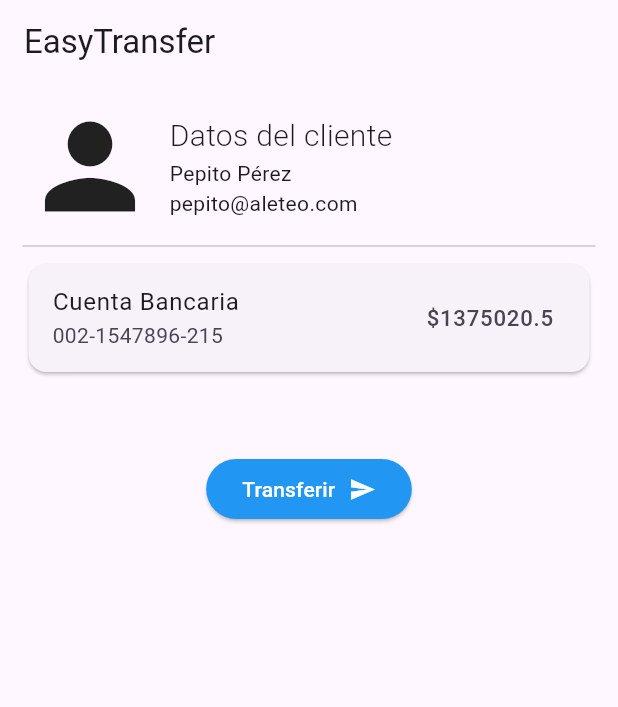
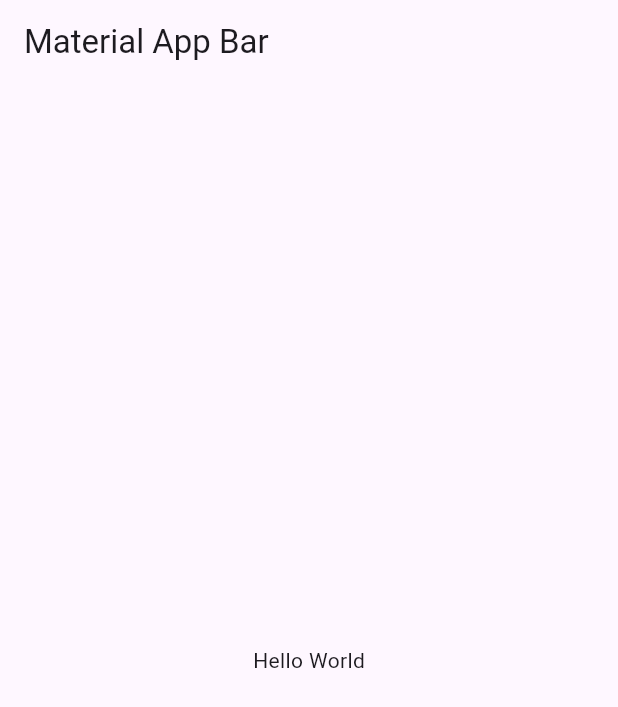
Before and after one commit to JimenaLeyva07/pattern_prototype, a Flutter app: the screen it shows after launch, on a phone screen of 412 x 824 dp. Shown: the top 707 px of the screen. Run offline on Flutter 3.47's test engine with Material 3 defaults, Android fonts, the light colour scheme and no system bars.

Commit message:
Creation of Hello World app

```diff
--- a/lib/controller/transfer_controller.dart
+++ /dev/null
@@ -1,21 +0,0 @@
-import '../models/account_model.dart';
-
-import '../mocks/client_mock.dart';
-
-import '../models/client_model.dart';
-
-class TransferController {
-  static ClientModel client = clientMock;
-  static late AccountModel modifiedAccount;
-
-  static void modifyBalance(AccountModel accountOrigin, double transferAmount) {
-    modifiedAccount = accountOrigin.clone();
-    modifiedAccount.balance = modifiedAccount.balance - transferAmount;
-  }
-
-  static void setCloneToOriginal() {
-    ClientModel modifiedClient = client.clone();
-    modifiedClient.accounts[0] = modifiedAccount;
-    client = modifiedClient;
-  }
-}
--- a/lib/helpers/constants/account_type.dart
+++ /dev/null
@@ -1,5 +0,0 @@
-enum AccountType {
-  ahorro,
-  corriente,
-  plazoFijo,
-}
--- a/lib/main.dart
+++ b/lib/main.dart
@@ -1,20 +1,22 @@
 import 'package:flutter/material.dart';
 
-import 'ui/pages/client_home_page.dart';
+void main() => runApp(const MyApp());
 
-void main() {
-  runApp(const MainApp());
-}
-
-class MainApp extends StatelessWidget {
-  const MainApp({super.key});
+class MyApp extends StatelessWidget {
+  const MyApp({super.key});
 
   @override
   Widget build(BuildContext context) {
     return MaterialApp(
-      debugShowCheckedModeBanner: false,
-      theme: ThemeData(useMaterial3: true),
-      home: const ClientHomePage(),
+      title: 'Material App',
+      home: Scaffold(
+        appBar: AppBar(
+          title: const Text('Material App Bar'),
+        ),
+        body: const Center(
+          child: Text('Hello World'),
+        ),
+      ),
     );
   }
 }
--- a/lib/mocks/client_mock.dart
+++ /dev/null
@@ -1,20 +0,0 @@
-import '../helpers/constants/account_type.dart';
-import '../models/account_model.dart';
-import '../models/client_model.dart';
-
-ClientModel clientMock = ClientModel(
-    name: 'Pepito Pérez',
-    email: 'pepito@aleteo.com',
-    idDoc: '18293049',
-    accounts: [
-      AccountModel(
-        accountNumber: '002-1547896-215',
-        balance: 1375020.50,
-        typeAccount: AccountType.ahorro,
-      ),
-      AccountModel(
-        accountNumber: '002-1547896-215',
-        balance: 1689310.90,
-        typeAccount: AccountType.corriente,
-      ),
-    ]);
--- a/lib/models/account_model.dart
+++ /dev/null
@@ -1,46 +0,0 @@
-import '../helpers/constants/account_type.dart';
-
-import 'bank_protoype.dart';
-
-class AccountModel implements BankPrototype {
-  String accountNumber = '';
-  double balance = 0;
-  AccountType typeAccount = AccountType.ahorro;
-  int? _hashCode;
-
-  AccountModel({
-    String? accountNumber,
-    double? balance,
-    AccountType? typeAccount,
-  }) {
-    this.accountNumber = accountNumber ?? this.accountNumber;
-    this.balance = balance ?? this.balance;
-    this.typeAccount = typeAccount ?? this.typeAccount;
-  }
-
-  AccountModel.clone(AccountModel account) {
-    accountNumber = account.accountNumber;
-    balance = account.balance;
-    typeAccount = account.typeAccount;
-    _hashCode = account.hashCode;
-  }
-
-  @override
-  int get hashCode {
-    if (_hashCode != null) return _hashCode!;
-    _hashCode = DateTime.now().millisecondsSinceEpoch;
-    return _hashCode!;
-  }
-
-  @override
-  bool operator ==(Object other) {
-    return other is AccountModel &&
-        other.runtimeType == runtimeType &&
-        other.hashCode == hashCode;
-  }
-
-  @override
-  AccountModel clone() {
-    return AccountModel.clone(this);
-  }
-}
--- a/lib/models/bank_protoype.dart
+++ /dev/null
@@ -1,3 +0,0 @@
-abstract class BankPrototype {
-  BankPrototype clone();
-}
--- a/lib/models/client_model.dart
+++ /dev/null
@@ -1,50 +0,0 @@
-import 'account_model.dart';
-import 'bank_protoype.dart';
-
-class ClientModel implements BankPrototype {
-  String name = '';
-  String email = '';
-  String idDoc = '';
-  List<AccountModel> accounts = [];
-
-  int? _hashCode;
-
-  ClientModel({
-    String? name,
-    String? email,
-    String? idDoc,
-    List<AccountModel>? accounts,
-  }) {
-    this.name = name ?? this.name;
-    this.email = email ?? this.email;
-    this.idDoc = idDoc ?? this.idDoc;
-    this.accounts = accounts ?? this.accounts;
-  }
-
-  ClientModel.clone(ClientModel client) {
-    name = client.name;
-    email = client.email;
-    idDoc = client.idDoc;
-    accounts = client.accounts;
-    _hashCode = client.hashCode;
-  }
-
-  @override
-  int get hashCode {
-    if (_hashCode != null) return _hashCode!;
-    _hashCode = DateTime.now().millisecondsSinceEpoch;
-    return _hashCode!;
-  }
-
-  @override
-  bool operator ==(Object other) {
-    return other is ClientModel &&
-        other.runtimeType == runtimeType &&
-        other.hashCode == hashCode;
-  }
-
-  @override
-  ClientModel clone() {
-    return ClientModel.clone(this);
-  }
-}
--- a/lib/ui/pages/client_home_page.dart
+++ /dev/null
@@ -1,74 +0,0 @@
-import 'package:flutter/material.dart';
-
-import '../../controller/transfer_controller.dart';
-import '../../models/client_model.dart';
-import '../widgets/card_account_data.dart';
-import '../widgets/client_personal_data.dart';
-import 'transfer_page.dart';
-
-class ClientHomePage extends StatelessWidget {
-  const ClientHomePage({
-    super.key,
-  });
-
-  @override
-  Widget build(BuildContext context) {
-    ClientModel client = TransferController.client;
-    return Scaffold(
-      appBar: AppBar(
-        title: const Text('EasyTransfer'),
-      ),
-      body: Padding(
-        padding: const EdgeInsets.symmetric(
-          horizontal: 15.0,
-          vertical: 10.0,
-        ),
-        child: Column(
-          crossAxisAlignment: CrossAxisAlignment.center,
-          children: [
-            ClientPersonalData(
-              client: client,
-            ),
-            const Divider(),
-            CardAccountData(
-              accountModel: client.accounts[0],
-            ),
-            const SizedBox(
-              height: 50,
-            ),
-            ElevatedButton(
-              style: ElevatedButton.styleFrom(backgroundColor: Colors.blue),
-              onPressed: () {
-                Navigator.push(
-                  context,
-                  MaterialPageRoute(
-                    builder: (BuildContext context) => TransferPafe(
-                      destionationAcccount: client.accounts.last,
-                      originAccount: client.accounts.first,
-                    ),
-                  ),
-                );
-              },
-              child: const Row(
-                mainAxisSize: MainAxisSize.min,
-                children: [
-                  Text(
-                    'Transferir',
-                    style: TextStyle(color: Colors.white),
-                  ),
-                  SizedBox(
-                    width: 9.0,
-                  ),
-                  Icon(
-                    Icons.send,
-                    color: Colors.white,
-                  ),
-                ],
-              ),
-            )
-          ],
-        ),
-      ),
-    );
-  }
-}
--- a/lib/ui/widgets/card_account_data.dart
+++ /dev/null
@@ -1,25 +0,0 @@
-import 'package:flutter/material.dart';
-import '../../models/account_model.dart';
-
-class CardAccountData extends StatelessWidget {
-  const CardAccountData({
-    super.key,
-    required this.accountModel,
-  });
-
-  final AccountModel accountModel;
-
-  @override
-  Widget build(BuildContext context) {
-    return Card(
-      child: ListTile(
-        title: const Text('Cuenta Bancaria'),
-        subtitle: Text(accountModel.accountNumber),
-        trailing: Text(
-          '\$${accountModel.balance}',
-          style: const TextStyle(fontSize: 14.8),
-        ),
-      ),
-    );
-  }
-}
--- a/lib/ui/widgets/client_personal_data.dart
+++ /dev/null
@@ -1,42 +0,0 @@
-import 'package:flutter/material.dart';
-
-import '../../models/client_model.dart';
-
-class ClientPersonalData extends StatelessWidget {
-  const ClientPersonalData({
-    super.key,
-    required this.client,
-  });
-
-  final ClientModel client;
-
-  @override
-  Widget build(BuildContext context) {
-    return Row(
-      children: [
-        const Icon(
-          Icons.person,
-          size: 90.0,
-        ),
-        const SizedBox(
-          width: 8.0,
-        ),
-        Column(
-          mainAxisSize: MainAxisSize.min,
-          crossAxisAlignment: CrossAxisAlignment.start,
-          children: [
-            const Text(
-              'Datos del cliente',
-              style: TextStyle(
-                fontSize: 20.0,
-                fontWeight: FontWeight.w300,
-              ),
-            ),
-            Text(client.name),
-            Text(client.email),
-          ],
-        )
-      ],
-    );
-  }
-}
```
Also changed, not shown: lib/ui/pages/transfer_page.dart (deleted, +0 -159 lines).
